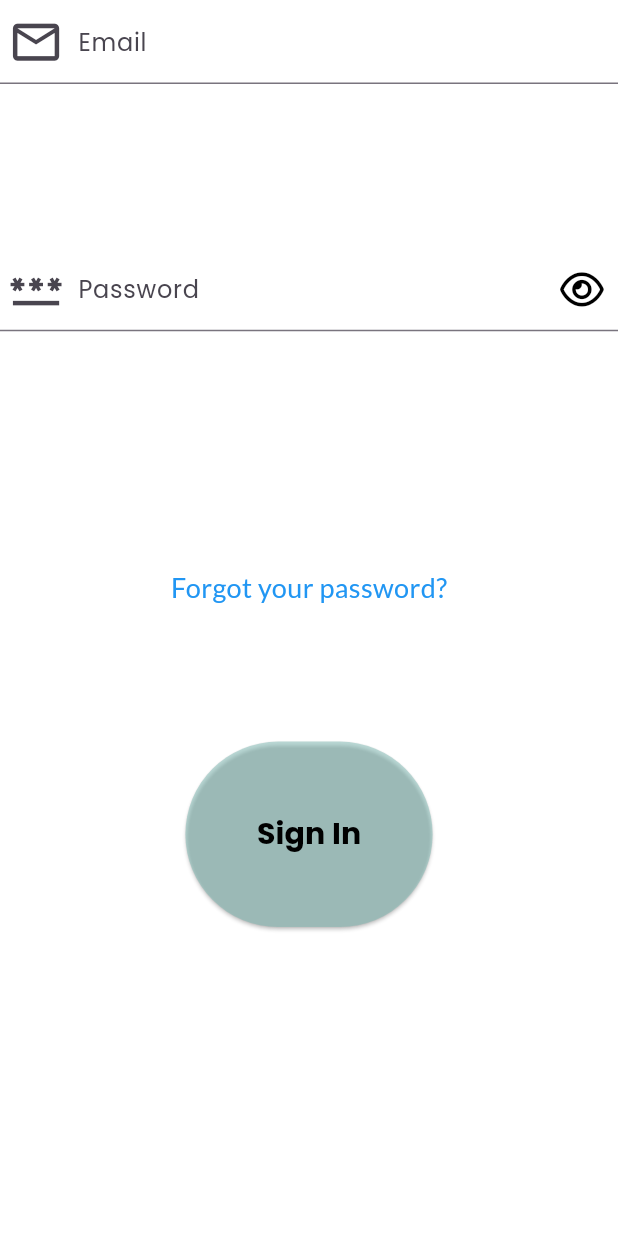
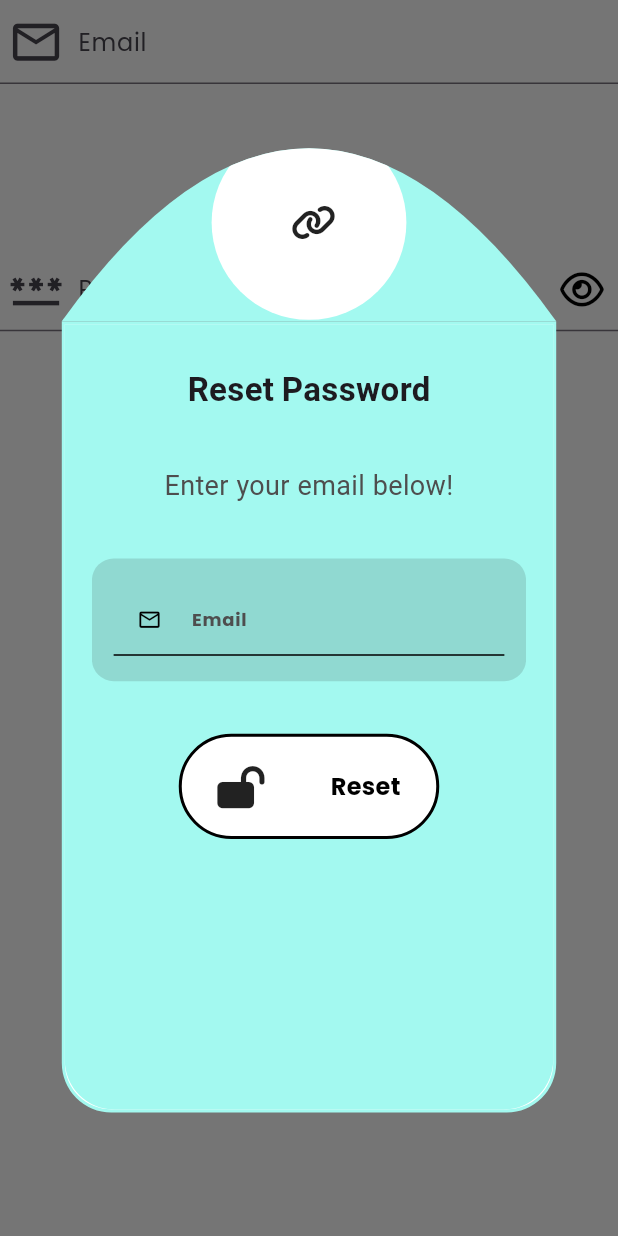
Before and after one commit to mabid2023GT/link-win-mob-app, a Flutter app: the SignIn screen opened directly with empty values, after a tap on "Forgot your password?", on a phone screen of 412 x 824 dp. Run offline on Flutter 3.47's test engine with Material 3 defaults, Android fonts, the light colour scheme and no system bars; our stand-ins replace cloud_firestore, firebase_auth, firebase_core, flutter_riverpod, flutter_svg, font_awesome_flutter and 5 more; accounts and stored records are empty; network calls fail; Roboto replaces fonts that are missing (Loto).

Commit message:
Completing Signin Process

```diff
--- a/lib/core/services/auth/auth_interface.dart
+++ b/lib/core/services/auth/auth_interface.dart
@@ -23,4 +23,10 @@ abstract class AuthInterface {
   User? getCurrentUser();
 
   Stream<User?> get authStateChanges;
+
+  Future<void> sendPasswordResetEmail(
+    String email,
+    void Function() onSuccess,
+    void Function(dynamic error) onError,
+  );
 }
--- a/lib/features/auth/widget/sign_in.dart
+++ b/lib/features/auth/widget/sign_in.dart
@@ -143,7 +143,7 @@ class _SignInState extends ConsumerState<SignIn> {
 
   _forgotPassword(Size size) {
     return InkWell(
-      onTap: () {},
+      onTap: () => showResetPasswordPopup(context),
       child: Container(
         width: size.width,
         height: size.height,
@@ -152,7 +152,7 @@ class _SignInState extends ConsumerState<SignIn> {
           'Forgot your password?',
           style: TextStyle(
             fontSize: 18,
-            color: Colors.blue,
+            color: kBlue,
             fontWeight: FontWeight.w400,
             fontFamily: 'Lato',
           ),
--- a/lib/features/home/profile/profile_screen.dart
+++ b/lib/features/home/profile/profile_screen.dart
@@ -1,3 +1,4 @@
+import 'package:firebase_core/firebase_core.dart';
 import 'package:flutter/material.dart';
 import 'package:flutter_riverpod/flutter_riverpod.dart';
 import 'package:font_awesome_flutter/font_awesome_flutter.dart';
@@ -64,6 +65,9 @@ class _ProfileScreenState extends ConsumerState<ProfileScreen> {
       );
 
   _errorWidget(ScreenUtil screenUtil, Object error, StackTrace stackTrace) {
+    if (error is FirebaseException && error.code == 'permission-denied') {
+      return NotAuthenticatedWidget();
+    }
     return Container(
       width: screenUtil.screenWidth,
       height: screenUtil.screenHeight,
--- a/lib/providers/auth/auth_provider.dart
+++ b/lib/providers/auth/auth_provider.dart
@@ -62,6 +62,14 @@ class AuthNotifier extends ChangeNotifier {
     notifyListeners(); // Notify listeners to update UI or any other dependent state
   }
 
+  Future<void> resetPassword(
+    String email,
+    void Function() onSuccess,
+    void Function(dynamic error) onError,
+  ) async {
+    await _authApi.sendPasswordResetEmail(email, onSuccess, onError);
+  }
+
   Future<void> sendVerificationEmail(
     void Function() showPopup,
     void Function() onSuccess,
--- /dev/null
+++ b/lib/widgets/popups/auth/reset_password_popup.dart
@@ -0,0 +1,156 @@
+import 'package:flutter/material.dart';
+import 'package:flutter_riverpod/flutter_riverpod.dart';
+import 'package:font_awesome_flutter/font_awesome_flutter.dart';
+import 'package:link_win_mob_app/core/config/colors.dart';
+import 'package:link_win_mob_app/providers/auth/auth_provider.dart';
+import 'package:link_win_mob_app/widgets/link_win_text_field_widget.dart';
+import 'package:link_win_mob_app/widgets/popups/linkwin_popup_layout.dart';
+
+class ResetPasswordPopup extends ConsumerWidget {
+  ResetPasswordPopup({super.key});
+
+  // null if the reset button not tapped yet, if '' no error found
+  final ValueNotifier<String?> _errorNotifier = ValueNotifier(null);
+  final ValueNotifier<int> _widgetNotifier = ValueNotifier(0);
+  final ValueNotifier<String> _emailNotifier = ValueNotifier('');
+
+  @override
+  Widget build(BuildContext context, WidgetRef ref) {
+    return ValueListenableBuilder(
+      valueListenable: _widgetNotifier,
+      builder: (context, value, child) {
+        return value == 0
+            ? _resetEmailNotSendYet(context, ref)
+            : value == 1
+                ? _resetEmailWasSent(context)
+                : _errorWidget(context);
+      },
+    );
+  }
+
+  _resetEmailWasSent(BuildContext context) {
+    return LWPopupLayout(
+      title: 'Reset Password',
+      message:
+          'Please check your inbox or spam folder. A reset password link has been sent to you. Click the link to reset your password, and then try signing in again.',
+      duration: Duration(milliseconds: 300),
+      backgroundColor: const Color.fromARGB(255, 163, 249, 240),
+      borderColor: kBlack,
+      rightButton: LWPopupLayoutButtons(
+        label: 'Sign In',
+        iconData: FontAwesomeIcons.lockOpen,
+        onTap: () => Navigator.of(context).pop(),
+      ),
+    );
+  }
+
+  _resetEmailNotSendYet(BuildContext context, WidgetRef ref) {
+    return LWPopupLayout(
+      title: 'Reset Password',
+      message: 'Enter your email below!',
+      duration: Duration(milliseconds: 300),
+      backgroundColor: const Color.fromARGB(255, 163, 249, 240),
+      borderColor: kBlack,
+      child: _buildChild,
+      rightButton: LWPopupLayoutButtons(
+        label: 'Reset',
+        iconData: FontAwesomeIcons.lockOpen,
+        onTap: () {
+          _onResetTapped(context, ref);
+        },
+      ),
+    );
+  }
+
+  Widget _buildChild(Size size) {
+    return Container(
+        width: size.width,
+        height: size.height * 0.5,
+        alignment: AlignmentDirectional.center,
+        child: ValueListenableBuilder(
+          valueListenable: _errorNotifier,
+          builder: (context, value, child) => LWTextFieldWidget(
+            label: 'Email',
+            hint: 'Enter your email',
+            icon: Icons.email_outlined,
+            fillColor: value == null || value.isEmpty
+                ? kHeaderColor
+                : kRed.withOpacity(0.8),
+            iconSizeRatio: 0.2,
+            fontSize: 12,
+            onChanged: (value) {
+              _emailNotifier.value = value;
+              if (value.isNotEmpty) {
+                _errorNotifier.value = '';
+              }
+            },
+            validateValue: _emailValidator,
+          ),
+        ));
+  }
+
+  String? _emailValidator(String? value) {
+    // Check if the email is empty
+    if (value == null || value.isEmpty) {
+      return 'Please enter your email address';
+    }
+    // Regular expression pattern for email validation
+    String pattern =
+        r'^[a-zA-Z0-9._%+-]+@[a-zA-Z0-9.-]+\.[a-zA-Z]{2,}$'; // Standard email pattern
+    RegExp regExp = RegExp(pattern);
+    // Check if the email matches the pattern
+    if (!regExp.hasMatch(value)) {
+      return 'Please enter a valid email address';
+    }
+    // Return null if the email is valid
+    return null;
+  }
+
+  _closeKeyboard(BuildContext context) {
+    if (FocusScope.of(context).hasFocus) {
+      FocusScope.of(context).unfocus(); // Close the keyboard
+    }
+  }
+
+  void _onResetTapped(BuildContext context, WidgetRef ref) async {
+    if (_emailNotifier.value.isNotEmpty) {
+      // close keyboard
+      _closeKeyboard(context);
+      _errorNotifier.value = '';
+      // Call the reset password method from the provider
+      final authNotifier = ref.watch(authProvider.notifier);
+      String email = _emailNotifier.value;
+      await authNotifier.resetPassword(
+        email,
+        () => _widgetNotifier.value = 1,
+        (error) {
+          _widgetNotifier.value = 2;
+          _errorNotifier.value = error.toString();
+        },
+      );
+    } else {
+      _errorNotifier.value = 'Please enter your email!';
+    }
+  }
+
+  _errorWidget(BuildContext context) {
+    return ValueListenableBuilder(
+      valueListenable: _errorNotifier,
+      builder: (context, value, child) {
+        return LWPopupLayout(
+          title: 'Reset Password',
+          message:
+              'Failed to send password reset email to ${_emailNotifier.value}. Please ensure the email is correct and try again. (Error: $value)',
+          duration: Duration(milliseconds: 300),
+          backgroundColor: const Color.fromARGB(255, 163, 249, 240),
+          borderColor: kBlack,
+          rightButton: LWPopupLayoutButtons(
+            label: 'Try Again',
+            iconData: FontAwesomeIcons.arrowsRotate,
+            onTap: () => Navigator.of(context).pop(),
+          ),
+        );
+      },
+    );
+  }
+}
--- a/lib/widgets/popups/linkwin_popup_layout.dart
+++ b/lib/widgets/popups/linkwin_popup_layout.dart
@@ -8,12 +8,13 @@ import 'package:link_win_mob_app/widgets/link_win_button.dart';
 class LWPopupLayout extends StatelessWidget {
   final String title;
   final String message;
+  final bool isMessageBelowChild;
   final Duration duration;
   final Color backgroundColor;
   final Color borderColor;
   final LWPopupLayoutButtons? leftButton;
   final LWPopupLayoutButtons? rightButton;
-  final bool withCircleIndicator;
+  final Widget Function(Size size)? child;
   const LWPopupLayout({
     super.key,
     required this.title,
@@ -23,7 +24,8 @@ class LWPopupLayout extends StatelessWidget {
     required this.borderColor,
     this.leftButton,
     this.rightButton,
-    this.withCircleIndicator = false,
+    this.child,
+    this.isMessageBelowChild = false,
   });
 
   @override
@@ -137,12 +139,13 @@ class LWPopupLayout extends StatelessWidget {
     return LayoutBuilderChild(
       child: (minSize, maxSize) {
         double leftRightPad = maxSize.width * 0.05;
-        double topBottomPad = maxSize.height * 0.15;
+        double topBottomPad = maxSize.height * (child == null ? 0.15 : 0.05);
         Size size = Size(maxSize.width - 2 * leftRightPad,
             maxSize.height - 2 * topBottomPad);
         Size buttonSize = Size(
             _numOfButtons() <= 1 ? size.width * 0.6 : size.width * 0.45,
             size.height * 0.15);
+        Size childSize = Size(size.width, size.height * 0.35);
         return Padding(
           padding: EdgeInsets.only(
             left: leftRightPad,
@@ -153,20 +156,62 @@ class LWPopupLayout extends StatelessWidget {
           child: SizedBox(
             width: size.width,
             height: size.height,
-            child: Column(
-              mainAxisAlignment: MainAxisAlignment.spaceAround,
-              children: [
-                _title(),
-                if (withCircleIndicator) CircularProgressIndicator(),
-                _message(),
-                if (leftButton != null || rightButton != null)
-                  _actions(buttonSize),
-              ],
-            ),
+            child: child == null
+                ? Column(
+                    mainAxisAlignment: MainAxisAlignment.spaceAround,
+                    children: _contentChildren(childSize, buttonSize),
+                  )
+                : SizedBox(
+                    width: maxSize.width,
+                    height: maxSize.height,
+                    child: ListView(
+                      children:
+                          _contentChildrenForListView(childSize, buttonSize),
+                    ),
+                  ),
           ),
         );
       },
     );
+  }
+
+  List<Widget> _contentChildren(Size childSize, Size buttonSize) {
+    return [
+      _title(),
+      if (isMessageBelowChild) ...[
+        if (child != null) child!(childSize),
+        _message(),
+      ] else ...[
+        _message(),
+        if (child != null) child!(childSize),
+      ],
+      if (leftButton != null || rightButton != null) _actions(buttonSize),
+    ];
+  }
+
+  List<Widget> _contentChildrenForListView(Size childSize, Size buttonSize) {
+    return [
+      Center(
+        child: _title(),
+      ),
+      SizedBox(height: buttonSize.height * 0.5),
+      if (isMessageBelowChild) ...[
+        if (child != null) ...[
+          child!(childSize),
+          SizedBox(height: buttonSize.height * 0.5),
+        ],
+        _message(),
+      ] else ...[
+        _message(),
+        if (child != null) ...[
+          SizedBox(height: buttonSize.height * 0.5),
+          child!(childSize)
+        ],
+      ],
+      SizedBox(height: buttonSize.height * 0.5),
+      if (leftButton != null || rightButton != null) _actions(buttonSize),
+      SizedBox(height: buttonSize.height * 4),
+    ];
   }
 
   _actions(Size buttonSize) {
@@ -197,6 +242,7 @@ class LWPopupLayout extends StatelessWidget {
     return Text(
       message,
       textAlign: TextAlign.center,
+      // overflow: TextOverflow.ellipsis,
       style: TextStyle(
         fontSize: 18,
         fontFamily: 'Loto',
@@ -208,6 +254,7 @@ class LWPopupLayout extends StatelessWidget {
   _title() {
     return Text(
       title,
+      overflow: TextOverflow.ellipsis,
       style: TextStyle(
         fontSize: 22,
         fontFamily: 'Loto',
--- a/lib/widgets/popups/modal_bottom_sheet.dart
+++ b/lib/widgets/popups/modal_bottom_sheet.dart
@@ -1,6 +1,7 @@
 import 'package:flutter/material.dart';
 import 'package:link_win_mob_app/core/config/colors.dart';
 import 'package:link_win_mob_app/widgets/popups/auth/auth_popup.dart';
+import 'package:link_win_mob_app/widgets/popups/auth/reset_password_popup.dart';
 import 'package:link_win_mob_app/widgets/popups/auth/verification_email_popup.dart';
 
 void _showFixedModalBottomSheet(BuildContext context, Widget child) {
@@ -24,3 +25,6 @@ void showSignUpPopup(BuildContext context) =>
 
 void showVerificationEmailPopup(BuildContext context) =>
     _showFixedModalBottomSheet(context, VerificationEmailPopup());
+
+void showResetPasswordPopup(BuildContext context) =>
+    _showFixedModalBottomSheet(context, ResetPasswordPopup());
```
Also changed, not shown: lib/core/services/auth/auth_api.dart (+14 -0 lines).
